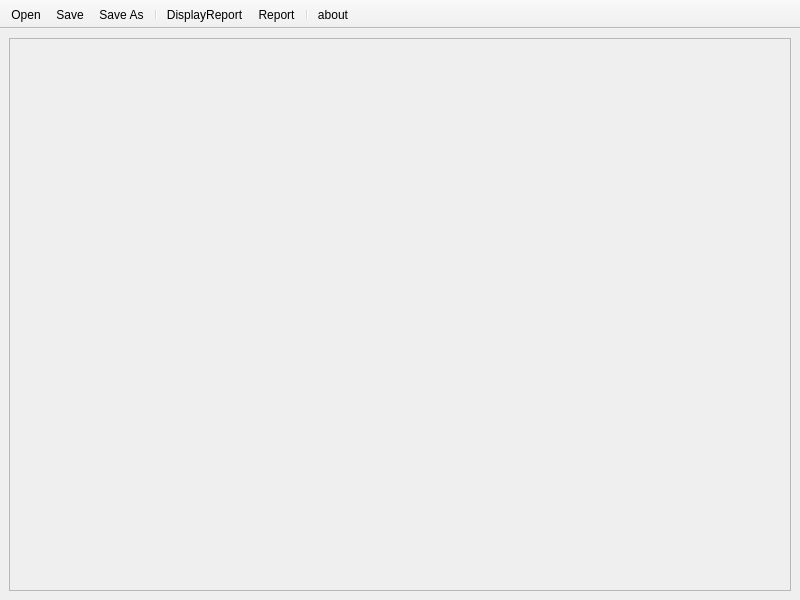
Above: application/mainwindow.ui from schoebey/taskplanner before the change. Below: the same form after it.
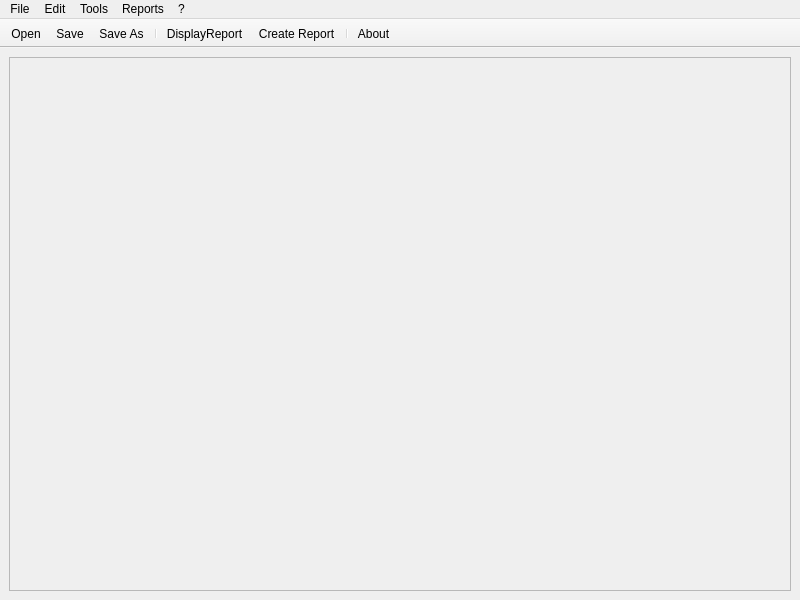
That is the form after the change. Icons and pictures are not drawn.

Patch:
```diff
--- a/application/mainwindow.ui
+++ b/application/mainwindow.ui
@@ -37,6 +37,44 @@
      <height>21</height>
     </rect>
    </property>
+   <widget class="QMenu" name="menuFile">
+    <property name="title">
+     <string>File</string>
+    </property>
+    <addaction name="actionOpen"/>
+    <addaction name="actionSave"/>
+    <addaction name="actionSaveAs"/>
+    <addaction name="separator"/>
+    <addaction name="actionQuit"/>
+   </widget>
+   <widget class="QMenu" name="menuTools">
+    <property name="title">
+     <string>Tools</string>
+    </property>
+   </widget>
+   <widget class="QMenu" name="menu">
+    <property name="title">
+     <string>?</string>
+    </property>
+    <addaction name="actionAbout"/>
+   </widget>
+   <widget class="QMenu" name="menuReports">
+    <property name="title">
+     <string>Reports</string>
+    </property>
+    <addaction name="actionReport"/>
+    <addaction name="actionDisplayReport"/>
+   </widget>
+   <widget class="QMenu" name="menuEdit">
+    <property name="title">
+     <string>Edit</string>
+    </property>
+   </widget>
+   <addaction name="menuFile"/>
+   <addaction name="menuEdit"/>
+   <addaction name="menuTools"/>
+   <addaction name="menuReports"/>
+   <addaction name="menu"/>
   </widget>
   <widget class="QToolBar" name="pMainToolBar">
    <property name="windowTitle">
@@ -110,7 +148,7 @@
      <normaloff>:/icons/clock.png</normaloff>:/icons/clock.png</iconset>
    </property>
    <property name="text">
-    <string>Report...</string>
+    <string>Create Report...</string>
    </property>
   </action>
   <action name="actionDisplayReport">
@@ -143,7 +181,15 @@
      <normaloff>:/icons/about.png</normaloff>:/icons/about.png</iconset>
    </property>
    <property name="text">
-    <string>about...</string>
+    <string>About...</string>
+   </property>
+  </action>
+  <action name="actionQuit">
+   <property name="text">
+    <string>Quit</string>
+   </property>
+   <property name="shortcut">
+    <string>Ctrl+Q</string>
    </property>
   </action>
  </widget>
```
Left out of the diff: 19 changed lines with no effect on the pictures.
